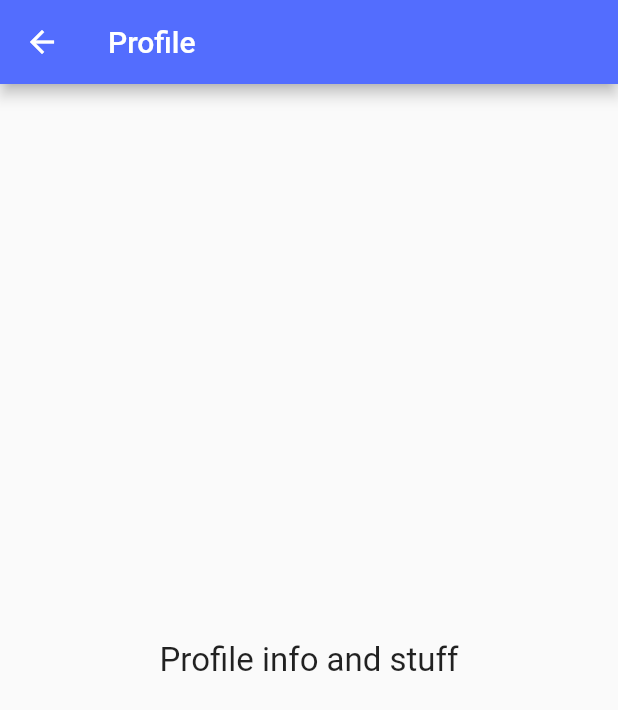
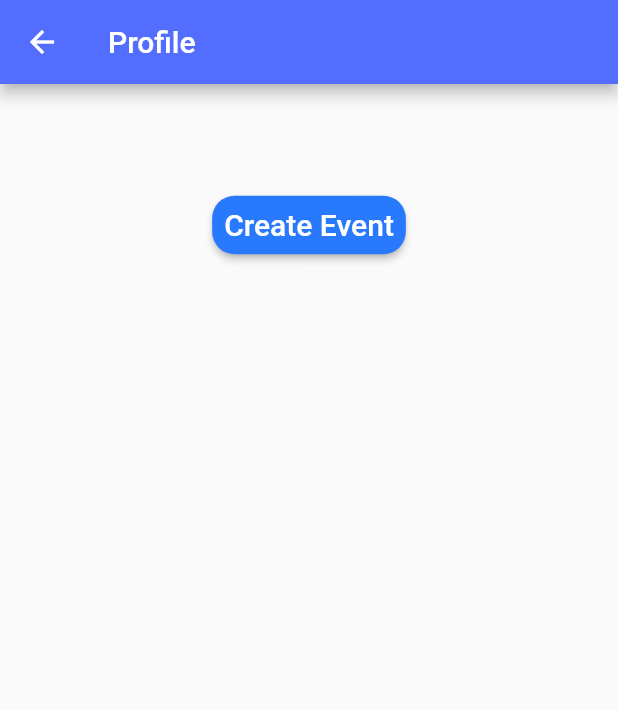
Before and after one commit to Senior-Project-CSE-3213/sp_flutter_app, a Flutter app: the ProfileScreen screen opened by its route, on a phone screen of 412 x 824 dp. Shown: the top 710 px of the screen. Run offline on Flutter 3.47's test engine with Material 2 defaults, Android fonts, the phone set to English and light mode, and no system bars; our stand-ins replace cloud_firestore, firebase_auth, firebase_core, flutter_spinkit, google_maps_flutter; accounts and stored records are empty; network calls fail.

Commit message:
Getting User Data + Trying To Store Lists in Firebase
Added stuff to get all the registered users. The event detail example auto fills the participants with all registered users. Also added functionality to the participant buttons. It will show the profile of whatever user was clicked on. I made the classes and functions to be able to create an event. I haven't used it yet because I have been having trouble trying to store lists to firebase.

```diff
--- a/lib/main.dart
+++ b/lib/main.dart
@@ -2,6 +2,7 @@ import 'package:firebase_core/firebase_core.dart';
 import 'package:flutter/material.dart';
 import 'package:provider/provider.dart';
 import 'package:sp_flutter_app/views/event_detail_view.dart';
+import 'package:sp_flutter_app/views/user_profiles.dart';
 import 'views/event_map.dart';
 import 'views/help.dart';
 import 'views/profile.dart';
@@ -25,10 +26,11 @@ class MainApp extends StatelessWidget {
       ],
       child: MaterialApp(initialRoute: eventMapScreenRoute, routes: {
         eventMapScreenRoute: (_) => Wrapper(child: EventMap()),
-        profileScreenRoute: (_) => ProfileScreen(),
+        profileScreenRoute: (context) => ProfileScreen(),
         helpScreenRoute: (_) => HelpScreen(),
         settingScreenRoute: (_) => SettingScreen(),
-        eventDetailScreenRoute: (_) => EventDetailScreen()
+        eventDetailScreenRoute: (_) => EventDetailScreen(),
+        allUserProfilesScreenRoute: (_) => UserProfiles()
       }),
     );
   }
--- /dev/null
+++ b/lib/models/event.dart
@@ -0,0 +1,24 @@
+import 'package:sp_flutter_app/models/user.dart';
+
+class Event {
+  User creator;
+  String eventName;
+  String eventDescription;
+  DateTime eventDate;
+  List<User> participants;
+
+  Event({this.creator, this.eventName, this.eventDescription, this.eventDate});
+
+  addParticipant(User participant) {
+    if (!participants.contains(participant)) participants.add(participant);
+  }
+}
+
+class EventArguments {
+  String eventName;
+  String eventDescription;
+  DateTime eventDate;
+
+  EventArguments(
+      {this.eventName, this.eventDescription, this.eventDate});
+}
--- a/lib/models/user.dart
+++ b/lib/models/user.dart
@@ -1,10 +1,21 @@
+import 'package:sp_flutter_app/models/event.dart';
+
 class User {
   String uid;
   String username;
   String email;
   String phoneNumber;
 
-  User({this.uid, this.username, this.email, this.phoneNumber});
+  List<Event> myEvents;
+  List<Event> eventsSignedUpFor;
+
+  User(
+      {this.uid,
+      this.username,
+      this.email,
+      this.phoneNumber,
+      this.myEvents,
+      this.eventsSignedUpFor});
 
   /*
     Desc: This method will take the data from the firebase query and map it to this User instance.
@@ -14,14 +25,18 @@ class User {
     username = data['displayName'];
     email = data['email'];
     phoneNumber = data['phoneNumber'];
+    // myEvents = data['myEvents'];
+    // eventsSignedUpFor = data['eventsSignedUpFor'];
   }
 
   Map<String, dynamic> toFirebase() {
     return {
       'uid': uid,
-      'username': username,
+      'displayName': username,
       'email': email,
       'phoneNumber': phoneNumber,
+      // 'myEvents': myEvents,
+      // 'eventsSignedUpFor': eventsSignedUpFor
     };
   }
 
@@ -48,4 +63,16 @@ class User {
   String getPhoneNumber() {
     return this.phoneNumber;
   }
+
+  update() => this.toFirebase();
+
+  createNewEvent(final EventArguments args) {
+    Event newEvent = new Event(
+        creator: this,
+        eventName: args.eventName,
+        eventDescription: args.eventDescription,
+        eventDate: args.eventDate);
+
+    this.myEvents.add(newEvent);
+  }
 }
--- a/lib/services/auth.dart
+++ b/lib/services/auth.dart
@@ -1,5 +1,7 @@
 import 'package:firebase_auth/firebase_auth.dart' as fbAuth;
+import 'package:sp_flutter_app/models/event.dart';
 import 'package:sp_flutter_app/models/user.dart';
+import 'package:sp_flutter_app/services/database.dart';
 
 class AuthService {
   // Singleton instance
@@ -47,6 +49,18 @@ class AuthService {
     fbAuth.UserCredential result = await _auth.createUserWithEmailAndPassword(
         email: email, password: password);
     fbAuth.User user = result.user;
+
+    Event genericEvent = new Event(
+        eventName: user.displayName,
+        eventDescription: "Generic description",
+        eventDate: new DateTime.now());
+
+    List<Event> events = new List<Event>();
+    events.add(genericEvent);
+
+    // create simple user doc (update later for use with the actual system)
+    await DatabaseService(uid: user.uid).updateSimpleUserData(
+        "New User", email, "601-111-2222", events, new List<Event>());
     return _userFromFirebaseUser(user);
   }
 
--- /dev/null
+++ b/lib/services/database.dart
@@ -0,0 +1,59 @@
+import 'package:cloud_firestore/cloud_firestore.dart';
+import 'package:sp_flutter_app/models/user.dart';
+import 'package:sp_flutter_app/models/event.dart';
+
+class DatabaseService {
+  final String uid;
+
+  DatabaseService({this.uid});
+
+  final CollectionReference simpleProfileCollection =
+      FirebaseFirestore.instance.collection('simple');
+
+  Future updateSimpleUserData(String name, String email, String phone,
+      List<Event> myEvents, List<Event> eventsSignedUpFor) async {
+    return await simpleProfileCollection.doc(uid).set({
+      'displayName': name,
+      'email': email,
+      'phoneNumber': phone,
+      // 'myEvents': myEvents,
+      // 'eventsSignedUpFor': eventsSignedUpFor
+    });
+  }
+
+  // User data from snapshots
+  User _userFromSnapshot(DocumentSnapshot snapshot) {
+    return User(
+      uid: uid,
+      username: snapshot['displayName'],
+      email: snapshot['email'],
+      phoneNumber: snapshot['phoneNumber'],
+      // myEvents: snapshot['myEvents'],
+      // eventsSignedUpFor: snapshot['eventsSignedUpFor']
+    );
+  }
+
+  // Profile details from snapshot
+  List<User> _profileListFromSnapShot(QuerySnapshot snapshot) {
+    return snapshot.docs.map((doc) {
+      return User(
+        uid: doc.data()['uid'] ?? '',
+        username: doc.data()['displayName'] ?? '',
+        email: doc.data()['email'] ?? '',
+        phoneNumber: doc.data()['phoneNumber'] ?? '',
+        // myEvents: doc.data()['myEvents'] ?? new List<Event>(),
+        // eventsSignedUpFor: doc.data()['eventsSignedUpFor'] ?? new List<Event>(),
+      );
+    }).toList();
+  }
+
+  // Get stream
+  Stream<List<User>> get profiles {
+    return simpleProfileCollection.snapshots().map(_profileListFromSnapShot);
+  }
+
+  // Get user data
+  Stream<User> get userData {
+    return simpleProfileCollection.doc(uid).snapshots().map(_userFromSnapshot);
+  }
+}
--- a/lib/services/firestore.dart
+++ b/lib/services/firestore.dart
@@ -5,11 +5,9 @@ import 'package:sp_flutter_app/models/user_profile.dart';
 class FirestoreService {
   final FirebaseFirestore _firestore = FirebaseFirestore.instance;
 
-  Future<DocumentReference> addUserProfile(UserProfile userProfileModel) async {
-    return await _firestore
+  Future<DocumentReference> addUserProfile(UserProfile userProfileModel) async => await _firestore
         .collection("user_profiles")
         .add(userProfileModel.toFirebase());
-  }
 
   Future<bool> updateUserProfile(
       UserProfile userProfileModel, DocumentReference ref) async {
--- a/lib/shared/constants.dart
+++ b/lib/shared/constants.dart
@@ -24,6 +24,7 @@ const settingScreenRoute = '/screens/settings_screen.dart';
 const helpScreenRoute = '/screens/help_screen.dart';
 const eventMapScreenRoute = '/screens/event_map.dart';
 const eventDetailScreenRoute = '/screens/event_detail_view.dart';
+const allUserProfilesScreenRoute = '/screens/user_profiles.dart';
 
 const freshPrinceText = Text(
     "This is a story all about how my life got flipped, turned upside down. And I'd like to take a minute and sit right there and tell you how I became the prince of a town called Bel-Air. In West Philadelphia, born and raised, On the playground is where I spent most of my days. Chillin' out, maxin', relaxin all cool, And all shootin' some B-ball outside of the school. When a couple of guys who were up to no good, Started makin' trouble in my neighborhood., I got in one little fight and my mom got scared, And said 'You're movin' with your auntie and uncle in Bel Air.'",
--- /dev/null
+++ b/lib/shared/widgets/event_tile.dart
@@ -0,0 +1,28 @@
+import 'package:flutter/material.dart';
+import 'package:sp_flutter_app/models/event.dart';
+import 'package:sp_flutter_app/models/user.dart';
+import 'package:sp_flutter_app/views/profile.dart';
+import 'package:sp_flutter_app/shared/constants.dart';
+
+class EventTile extends StatelessWidget {
+  final Event event;
+
+  EventTile({this.event});
+
+  @override
+  Widget build(BuildContext context) {
+    return Padding(
+        padding: EdgeInsets.only(top: 8.0),
+        child: Card(
+          margin: EdgeInsets.fromLTRB(20.0, 6.0, 20.0, 0.0),
+          child: ListTile(
+            leading: CircleAvatar(
+              radius: 25.0,
+              backgroundColor: Colors.grey,
+            ),
+            title: Text(event.eventName),
+            subtitle: Text(event.creator.username),
+          ),
+        ));
+  }
+}
--- a/lib/views/profile.dart
+++ b/lib/views/profile.dart
@@ -1,9 +1,26 @@
+import 'package:cloud_firestore/cloud_firestore.dart';
 import 'package:flutter/material.dart';
+import 'package:sp_flutter_app/models/user.dart';
+import 'package:sp_flutter_app/shared/loading.dart';
+import 'package:sp_flutter_app/shared/widgets/event_list.dart';
+import 'package:sp_flutter_app/viewmodels/user_viewmodel.dart';
 import '../shared/constants.dart';
+import 'package:sp_flutter_app/services/database.dart';
+import 'package:provider/provider.dart';
+import 'package:sp_flutter_app/shared/widgets/profile_tile.dart';
+import 'package:cloud_firestore/cloud_firestore.dart';
 
 class ProfileScreen extends StatelessWidget {
   @override
   Widget build(BuildContext context) {
+    final _user = Provider.of<UserViewModel>(context).user;
+    final ProfileArguments args = ModalRoute.of(context).settings.arguments;
+
+    return StreamBuilder<User>(
+        stream: DatabaseService(uid: _user.uid).userData,
+        builder: (context, snapshot) {
+          if (snapshot.hasData) {
+            User user = args != null ? args.user : snapshot.data;
             return Scaffold(
                 appBar: AppBar(
                   title: Text('Profile'),
@@ -11,17 +28,64 @@ class ProfileScreen extends StatelessWidget {
                 ),
                 body: Center(
                   child: Column(
-          mainAxisAlignment: MainAxisAlignment.center,
+                    mainAxisAlignment: MainAxisAlignment.start,
                     children: <Widget>[
                       Text(
-              'Profile info and stuff',
+                        user.username,
                         style: TextStyle(
-                fontSize: 22,
+                          fontSize: 24,
                         ),
-            )
+                      ),
+                      Text(
+                        user.email,
+                        style: TextStyle(
+                          fontSize: 18,
+                        ),
+                      ),
+                      Text(
+                        user.phoneNumber,
+                        style: TextStyle(
+                          fontSize: 18,
+                        ),
+                      ),
+                      RaisedButton(
+                        child: Text("Create Event",
+                            style: TextStyle(fontSize: 20)),
+                        shape: RoundedRectangleBorder(
+                            borderRadius:
+                                BorderRadius.all(Radius.circular(15.0))),
+                        onPressed: () {
+                          print('Clicked create event button');
+                        },
+                        color: altSecondaryColor,
+                        textColor: Colors.white,
+                        padding: EdgeInsets.all(8.0),
+                        splashColor: altPrimaryColor,
+                      ),
+                      // Row(
+                      //   children: <Widget>[
+                      //     EventList(
+                      //       events: user.myEvents,
+                      //       direction: Axis.vertical,
+                      //     ),
+                      //     EventList(
+                      //       events: user.eventsSignedUpFor,
+                      //       direction: Axis.vertical,
+                      //     )
+                      //   ],
+                      // )
                     ],
                   ),
-      ),
-    );
+                ));
+          } else {
+            return Loading();
+          }
+        });
   }
 }
+
+class ProfileArguments {
+  final User user;
+
+  ProfileArguments({this.user});
+}
```
Also changed, not shown: lib/shared/widgets/event_list.dart (added, +33 -0 lines), lib/shared/widgets/main_drawer.dart (+12 -0 lines), lib/shared/widgets/profile_tile.dart (added, +38 -0 lines), lib/views/event_detail_view.dart (+12 -63 lines), lib/views/user_profiles.dart (added, +47 -0 lines). Lines whose indentation alone changed are shown as unchanged.
